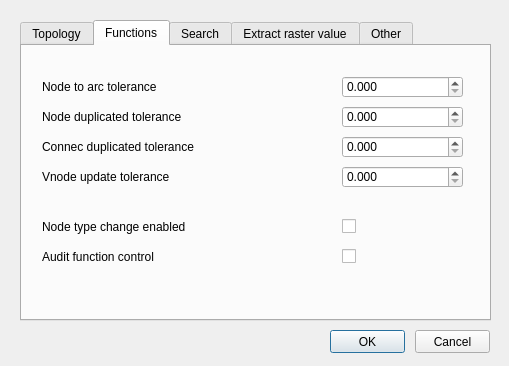
First picture: the form in ui/config.ui, repository Giswater/giswater_qgis_plugin, before the edit.
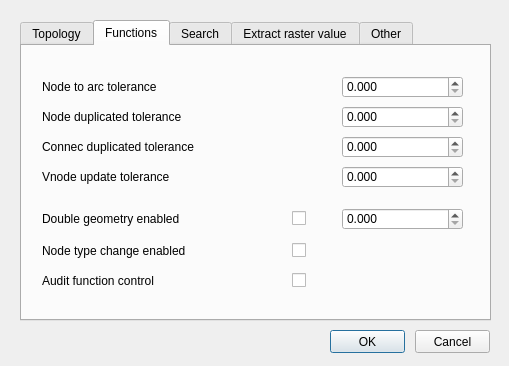
Second picture: the form after the edit. The open tabs and pages were chosen to show the change.

```diff
--- a/ui/config.ui
+++ b/ui/config.ui
@@ -624,7 +624,7 @@
      <property name="geometry">
       <rect>
        <x>20</x>
-       <y>170</y>
+       <y>194</y>
        <width>231</width>
        <height>22</height>
       </rect>
@@ -660,7 +660,7 @@
      <property name="geometry">
       <rect>
        <x>20</x>
-       <y>200</y>
+       <y>224</y>
        <width>231</width>
        <height>22</height>
       </rect>
@@ -695,8 +695,8 @@
     <widget class="QCheckBox" name="audit_function_control">
      <property name="geometry">
       <rect>
-       <x>320</x>
-       <y>200</y>
+       <x>270</x>
+       <y>224</y>
        <width>20</width>
        <height>21</height>
       </rect>
@@ -708,14 +708,79 @@
     <widget class="QCheckBox" name="nodetype_change_enabled">
      <property name="geometry">
       <rect>
+       <x>270</x>
+       <y>194</y>
+       <width>20</width>
+       <height>21</height>
+      </rect>
+     </property>
+     <property name="text">
+      <string/>
+     </property>
+    </widget>
+    <widget class="QLabel" name="label_double_geometry_enabled">
+     <property name="geometry">
+      <rect>
+       <x>20</x>
+       <y>162</y>
+       <width>231</width>
+       <height>22</height>
+      </rect>
+     </property>
+     <property name="font">
+      <font>
+       <pointsize>9</pointsize>
+      </font>
+     </property>
+     <property name="frameShape">
+      <enum>QFrame::NoFrame</enum>
+     </property>
+     <property name="frameShadow">
+      <enum>QFrame::Plain</enum>
+     </property>
+     <property name="text">
+      <string>Double geometry enabled</string>
+     </property>
+     <property name="textFormat">
+      <enum>Qt::AutoText</enum>
+     </property>
+     <property name="scaledContents">
+      <bool>false</bool>
+     </property>
+     <property name="alignment">
+      <set>Qt::AlignLeading|Qt::AlignLeft|Qt::AlignVCenter</set>
+     </property>
+     <property name="margin">
+      <number>3</number>
+     </property>
+    </widget>
+    <widget class="QCheckBox" name="insert_double_geometry">
+     <property name="geometry">
+      <rect>
+       <x>270</x>
+       <y>162</y>
+       <width>20</width>
+       <height>21</height>
+      </rect>
+     </property>
+     <property name="text">
+      <string/>
+     </property>
+    </widget>
+    <widget class="QDoubleSpinBox" name="buffer_value">
+     <property name="geometry">
+      <rect>
        <x>320</x>
-       <y>170</y>
-       <width>20</width>
-       <height>21</height>
+       <y>162</y>
+       <width>121</width>
+       <height>22</height>
       </rect>
      </property>
-     <property name="text">
-      <string/>
+     <property name="decimals">
+      <number>3</number>
+     </property>
+     <property name="singleStep">
+      <double>0.010000000000000</double>
      </property>
     </widget>
    </widget>
```
Left out of the diff: 68 changed lines with no effect on the pictures.
